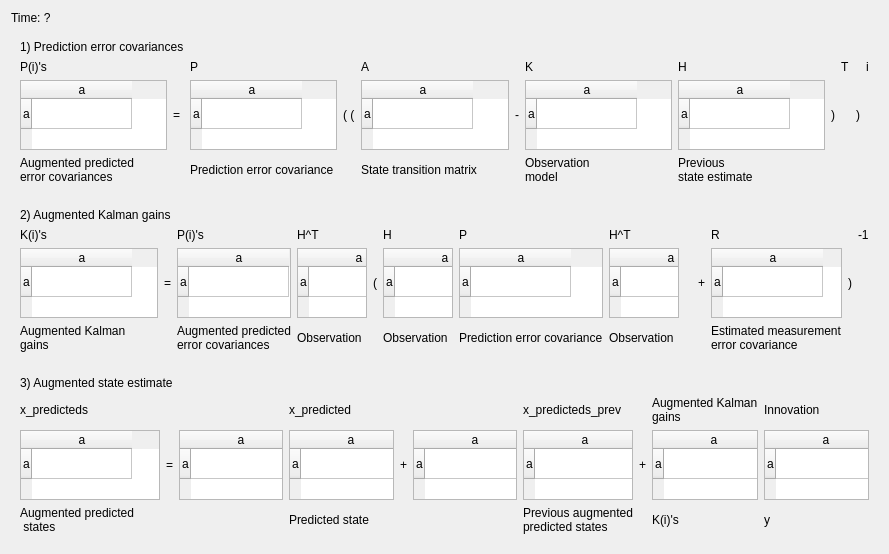
The window that qtfixedlagsmootherkalmanfiltercalculationdialog.ui (richelbilderbeek/KalmanFilterer) describes before a commit, drawn with Qt 5.
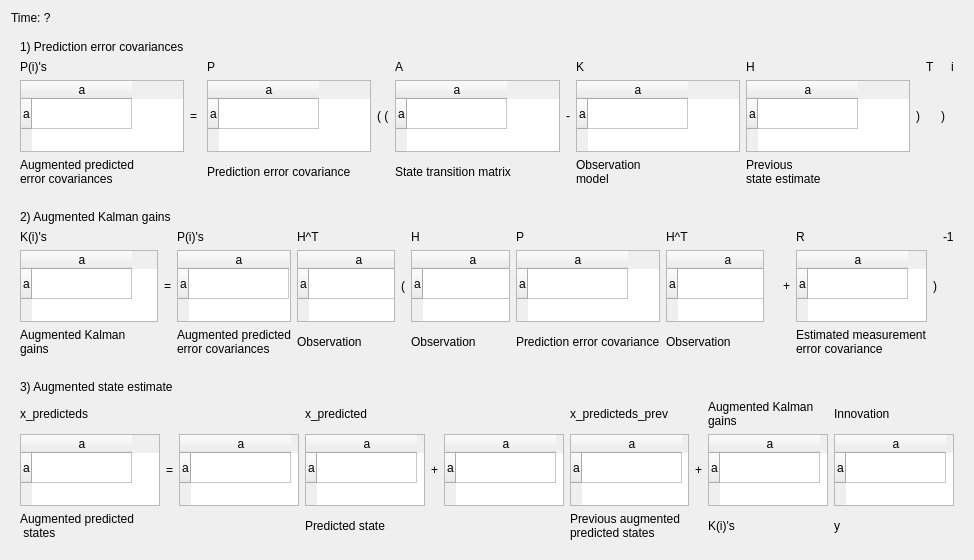
The same window after the commit. Icons and pictures are not drawn.

The edit to the form file:
```diff
--- a/qtfixedlagsmootherkalmanfiltercalculationdialog.ui
+++ b/qtfixedlagsmootherkalmanfiltercalculationdialog.ui
@@ -6,8 +6,8 @@
    <rect>
     <x>0</x>
     <y>0</y>
-    <width>799</width>
-    <height>521</height>
+    <width>974</width>
+    <height>560</height>
    </rect>
   </property>
   <property name="windowTitle">
```
Left out of the diff: 10 changed lines with no effect on the pictures.
